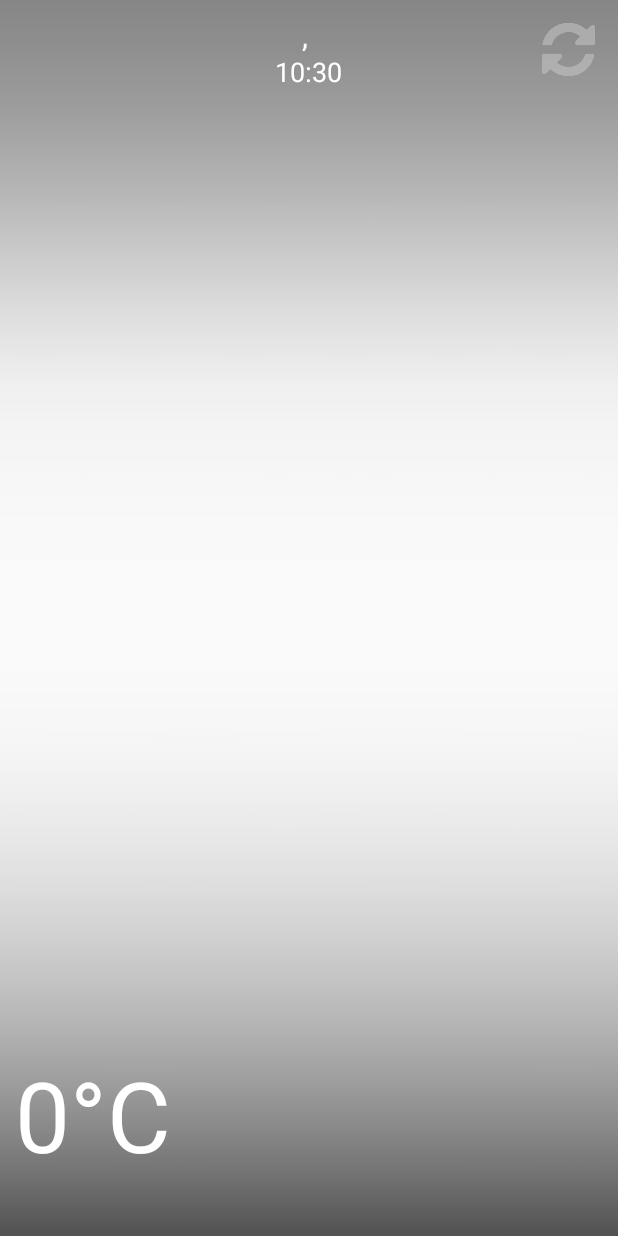
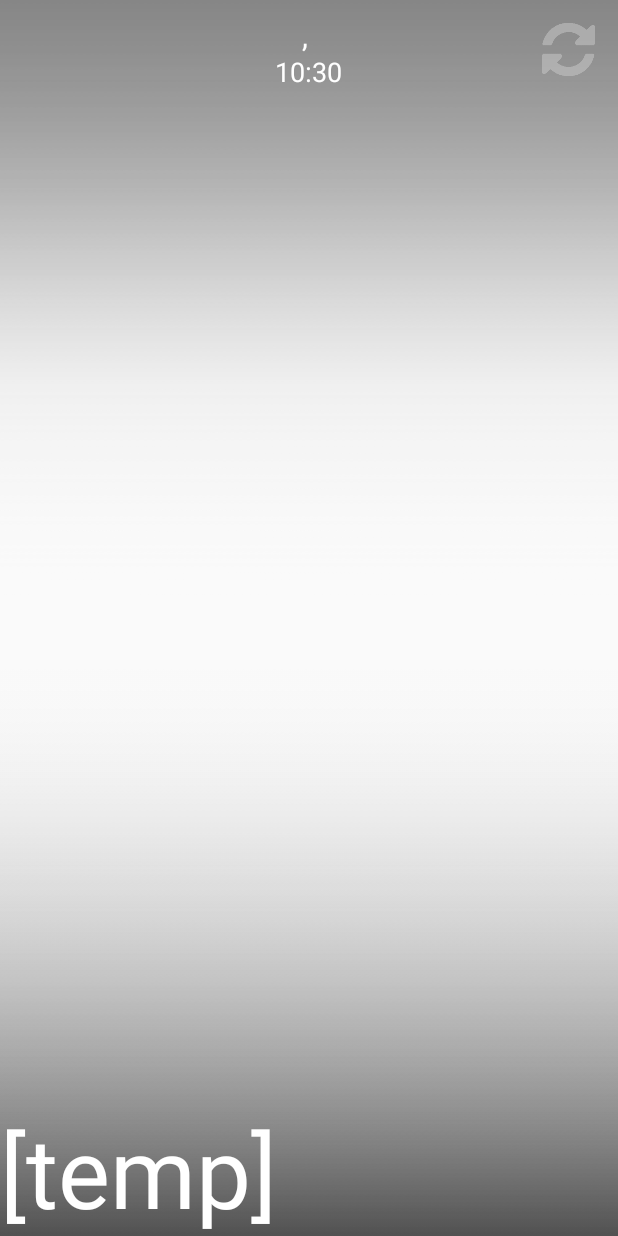
Before and after one commit to c1nek/MeteoRG, an Android app: the screen it shows after launch (MainActivity), on a phone screen of 412 x 824 dp. Run offline under Robolectric (Android 15) with nearby library versions, the phone set to English and light mode, and no system bars; 26 statements that could not run were skipped.

Commit message:
dodano: PagerAdapter i fragmenty
todo: przekazywanie wartosci z rootView do textViewów na gałęziach

```diff
--- a/app/build.gradle
+++ b/app/build.gradle
@@ -23,4 +23,5 @@ android {
 dependencies {
     compile fileTree(include: ['*.jar'], dir: 'libs')
     compile 'com.android.support:appcompat-v7:21.0.3'
+    compile 'com.android.support:support-v4:21.0.3'
 }
--- a/app/src/main/java/com/example/marcin/MeteoRG/MainActivity.java
+++ b/app/src/main/java/com/example/marcin/MeteoRG/MainActivity.java
@@ -2,6 +2,9 @@ package com.example.marcin.MeteoRG;
 
 import android.app.ActionBar;
 import android.content.Context;
+import android.support.v4.app.Fragment;
+import android.support.v4.view.PagerAdapter;
+import android.support.v4.view.ViewPager;
 import android.support.v7.app.ActionBarActivity;
 import android.os.Bundle;
 import android.os.StrictMode;
@@ -17,13 +20,18 @@ import android.widget.TextView;
 import java.text.SimpleDateFormat;
 import java.util.Calendar;
 import java.util.Date;
+import java.util.List;
+import java.util.Vector;
 
 public class MainActivity extends ActionBarActivity {
 
+    //pager adapter//
+    private PagerAdapter mPagerAdapter;
+    //*****************//
 
     //layout types//
     ImageButton refreshButton;
-    TextView addressField, tempField, descriptionField, timeField;
+    public TextView addressField, timeField;
     ImageView imageFlickrPhoto;
     //*****************//
 
@@ -38,6 +46,10 @@ public class MainActivity extends ActionBarActivity {
     //weather//
     weather WeatherObject;
 
+    //fragment types//
+    //TextView tempField = (TextView) .findFragmentById(R.id.temp);
+    basic_weather_layout basicTemp;
+
 
     //system types//
     Vibrator vibra;
@@ -46,15 +58,11 @@ public class MainActivity extends ActionBarActivity {
     Date time = null;
     String timeString = null;
 
-
-
-
-
-
     @Override
     public void onCreate(Bundle savedInstanceState) {
         super.onCreate(savedInstanceState);
         setContentView(R.layout.activity_main);
+        this.initialisePaging();
 
         this.getWindow().setFlags(WindowManager.LayoutParams.FLAG_FULLSCREEN,WindowManager.LayoutParams.FLAG_FULLSCREEN);
 
@@ -68,13 +76,24 @@ public class MainActivity extends ActionBarActivity {
         refreshButton = (ImageButton)findViewById(R.id.Refresh);
         imageFlickrPhoto = (ImageView)findViewById(R.id.flickrPhoto);
         addressField = (TextView) findViewById(R.id.gpscity);
-        tempField = (TextView) findViewById(R.id.temp);
-        descriptionField = (TextView) findViewById(R.id.description);
+
+
+       // descriptionField = (TextView) findViewById(R.id.description);
         timeField = (TextView) findViewById(R.id.time);
-
         refreshButton.setOnClickListener(refreshButtonOnClickListener);
 
         letTheShowBegin();
+    }
+
+    private void initialisePaging() {
+
+        List<Fragment> fragments = new Vector<Fragment>();
+        fragments.add(Fragment.instantiate(this, basic_weather_layout.class.getName()));
+        fragments.add(Fragment.instantiate(this, details_weather_layout.class.getName()));
+
+        this.mPagerAdapter = new myPageAdapter(super.getSupportFragmentManager(), fragments);
+        ViewPager pager = (ViewPager) super.findViewById(R.id.pager);
+        pager.setAdapter(this.mPagerAdapter);
     }
 
 
@@ -111,8 +130,12 @@ public class MainActivity extends ActionBarActivity {
             /////////////////////////////DOROBIĆ DOMYŚLNE!!!!!!///////////////
         }
 
-        tempField.setText((Integer.toString(WeatherObject.temp))+"\u00b0"+"C");
-        descriptionField.setText(WeatherObject.conditions);
+       //set fields on fragmentz//
+//        tempField.setText((Integer.toString(WeatherObject.temp))+"\u00b0"+"C");
+       // descriptionField.setText(WeatherObject.conditions);
+
+       // basic_weather_layout basicFragment =(basic_weather_layout)getSupportFragmentManager().findFragmentById(R.id.);
+//        basicTemp.changeText((Integer.toString(WeatherObject.temp))+"\u00b0"+"C");
     }
 
     public String createFlickrTags(){
@@ -147,6 +170,7 @@ public class MainActivity extends ActionBarActivity {
             newString = newString.replaceAll("ź", "z");
             newString = newString.replaceAll("ń", "n");
             newString = newString.replaceAll("ś", "s");
+            newString = newString.replaceAll("null", "");
         }
         catch (Exception e) {
             e.printStackTrace();
--- /dev/null
+++ b/app/src/main/java/com/example/marcin/MeteoRG/basic_weather_layout.java
@@ -0,0 +1,37 @@
+package com.example.marcin.MeteoRG;
+
+import android.os.Bundle;
+import android.support.v4.app.Fragment;
+
+
+import android.view.LayoutInflater;
+import android.view.View;
+import android.view.ViewGroup;
+import android.widget.TextView;
+
+/**
+ * Created by Marcin on 2015-03-28.
+ */
+public class basic_weather_layout extends Fragment{
+    View mainView;
+
+    public static TextView tempField;
+
+    public View onCreateView(LayoutInflater inflater, ViewGroup container, Bundle savedInstanceState) {
+        mainView = inflater.inflate(R.layout.basic_weather, container, false);
+
+
+
+
+
+        return mainView;
+    }
+
+    public void changeText(String text)
+    {
+        tempField = (TextView) mainView.findViewById(R.id.temp);
+        tempField.setText(text);
+    }
+
+
+}
--- /dev/null
+++ b/app/src/main/java/com/example/marcin/MeteoRG/details_weather_layout.java
@@ -0,0 +1,20 @@
+package com.example.marcin.MeteoRG;
+
+import android.os.Bundle;
+import android.support.v4.app.Fragment;
+import android.view.LayoutInflater;
+import android.view.View;
+import android.view.ViewGroup;
+
+/**
+ * Created by Marcin on 2015-03-28.
+ */
+public class details_weather_layout extends Fragment{
+    View mainView;
+
+    public View onCreateView(LayoutInflater inflater, ViewGroup container, Bundle savedInstanceState) {
+        mainView = inflater.inflate(R.layout.details_weather, container, false);
+
+        return mainView;
+    }
+}
--- /dev/null
+++ b/app/src/main/java/com/example/marcin/MeteoRG/myPageAdapter.java
@@ -0,0 +1,31 @@
+package com.example.marcin.MeteoRG;
+
+import android.support.v4.app.Fragment;
+import android.support.v4.app.FragmentManager;
+import android.support.v4.app.FragmentPagerAdapter;
+
+import java.util.List;
+
+/**
+ * Created by Marcin on 2015-03-28.
+ */
+public class myPageAdapter extends FragmentPagerAdapter {
+
+
+    private final List<Fragment> fragments;
+
+    public myPageAdapter(FragmentManager fm, List<Fragment> fragments) {
+        super(fm);
+        this.fragments = fragments;
+    }
+
+    @Override
+    public Fragment getItem(int position) {
+        return this.fragments.get(position);
+    }
+
+    @Override
+    public int getCount() {
+        return this.fragments.size();
+    }
+}
--- a/app/src/main/res/layout/activity_main.xml
+++ b/app/src/main/res/layout/activity_main.xml
@@ -91,9 +91,11 @@
             android:background="@drawable/refresh"
             android:layout_weight="0.03"
             android:alpha="0.5"
-            android:layout_gravity="top|right"
+            android:layout_gravity="right|top"
             android:layout_marginTop="15dp"
             android:layout_marginRight="15dp" />
+
+    </FrameLayout>
 
     <LinearLayout
         android:orientation="vertical"
@@ -105,41 +107,18 @@
         android:nestedScrollingEnabled="false"
         android:weightSum="1"
         android:background="#00ff6300"
-            android:layout_marginTop="60dp">
+        android:layout_marginTop="60dp"
+        android:id="@+id/linearLayout">
 
 
-
-            <TextView
-                android:layout_width="wrap_content"
-                android:layout_height="wrap_content"
-                android:textAppearance="?android:attr/textAppearanceLarge"
-                android:text="[temp]"
-                android:id="@+id/temp"
-                android:textColor="#ffffffff"
-                android:textSize="65dp"
-                android:layout_row="0"
-                android:layout_column="0"
-                android:gravity="left|bottom"
+        <android.support.v4.view.ViewPager
+            xmlns:android="http://schemas.android.com/apk/res/android"
+            android:id="@+id/pager"
+            android:layout_width="match_parent"
+            android:layout_height="494dp"
             android:layout_alignParentBottom="true"
-                android:layout_alignParentRight="true"
-                android:layout_alignParentEnd="true"
-                android:textStyle="normal"
-                android:layout_marginLeft="10dp" />
-
-            <TextView
-                android:layout_width="204dp"
-                android:layout_height="wrap_content"
-                android:textAppearance="?android:attr/textAppearanceSmall"
-                android:text="[conditions]"
-                android:id="@+id/description"
-                android:textColor="#ffffffff"
-                android:textSize="20dp"
-                android:layout_marginLeft="13dp"
-                android:layout_marginBottom="10dp" />
-
+            android:layout_alignParentStart="true" />
 
     </LinearLayout>
 
-    </FrameLayout>
-
 </RelativeLayout>
--- /dev/null
+++ b/app/src/main/res/layout/basic_weather.xml
@@ -0,0 +1,15 @@
+<?xml version="1.0" encoding="utf-8"?>
+<RelativeLayout xmlns:android="http://schemas.android.com/apk/res/android"
+    android:layout_width="match_parent" android:layout_height="match_parent">
+
+    <TextView
+        android:layout_width="wrap_content"
+        android:layout_height="wrap_content"
+        android:textAppearance="?android:attr/textAppearanceLarge"
+        android:text="[temp]"
+        android:id="@+id/temp"
+        android:layout_alignParentBottom="true"
+        android:layout_alignParentStart="true"
+        android:textSize="65dp"
+        android:textColor="#ffffffff" />
+</RelativeLayout>
--- /dev/null
+++ b/app/src/main/res/layout/details_weather.xml
@@ -0,0 +1,11 @@
+<?xml version="1.0" encoding="utf-8"?>
+<RelativeLayout xmlns:android="http://schemas.android.com/apk/res/android"
+    android:layout_width="match_parent" android:layout_height="match_parent">
+
+    <RatingBar
+        android:layout_width="wrap_content"
+        android:layout_height="wrap_content"
+        android:id="@+id/ratingBar"
+        android:layout_centerVertical="true"
+        android:layout_centerHorizontal="true" />
+</RelativeLayout>
```
Lines whose indentation alone changed are shown as unchanged.
